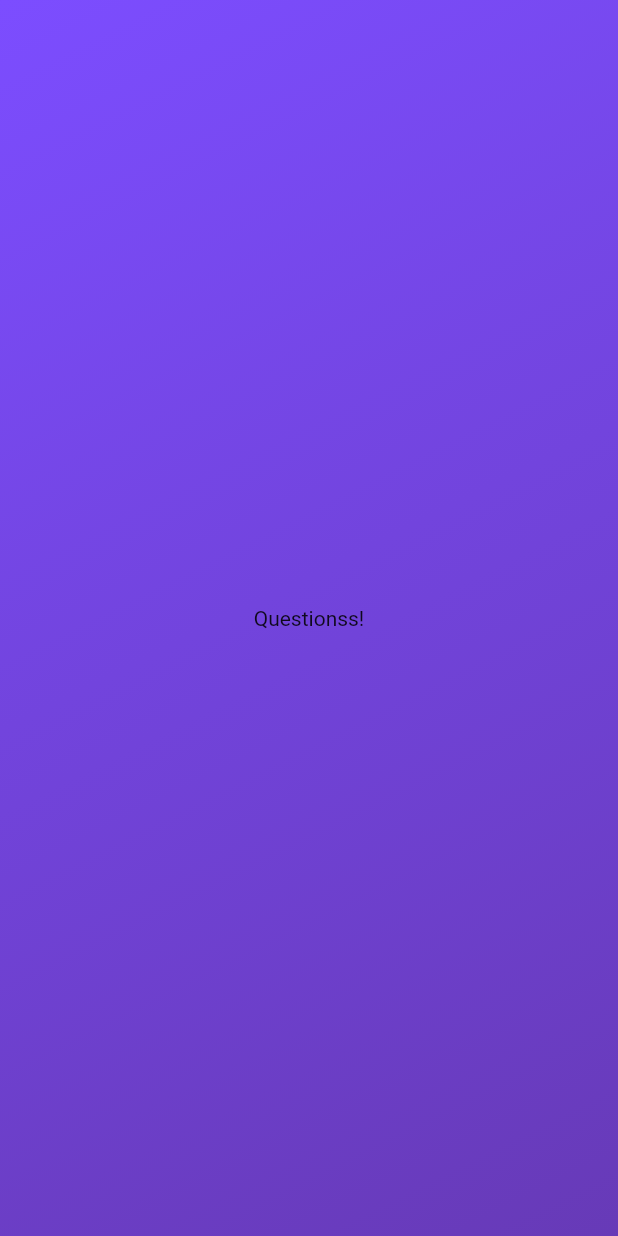
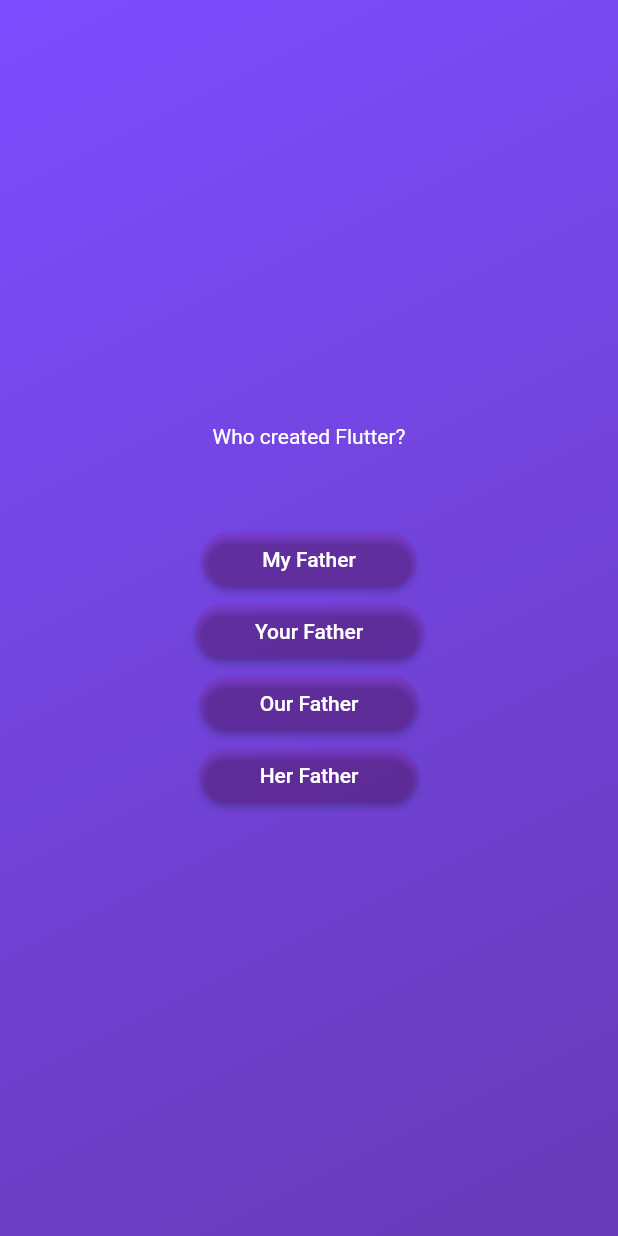
Before and after one commit to masif2002/quizzy, a Flutter app: the screen it shows after launch, after a tap on "Start Quiz", on a phone screen of 412 x 824 dp. Run offline on Flutter 3.47's test engine with Material 2 defaults, Android fonts, the phone set to English and light mode, and no system bars.

Commit message:
Created a question Model

```diff
--- /dev/null
+++ b/lib/choice_button.dart
@@ -0,0 +1,24 @@
+import 'package:flutter/material.dart';
+
+class ChoiceButton extends StatelessWidget {
+  const ChoiceButton(this.choice, {super.key});
+
+  final String choice;
+
+  @override
+  Widget build(BuildContext context) {
+    return ButtonTheme(
+      minWidth: 200,
+      child: ElevatedButton(
+        style: ElevatedButton.styleFrom(
+          padding: const EdgeInsets.symmetric(horizontal: 40, vertical: 10),
+          shape:
+              RoundedRectangleBorder(borderRadius: BorderRadius.circular(40)),
+          backgroundColor: const Color.fromARGB(31, 190, 18, 136)
+        ),
+        child: Text(choice),
+        onPressed: () {},
+      ),
+    );
+  }
+}
--- /dev/null
+++ b/lib/data/questions.dart
@@ -0,0 +1,14 @@
+import 'package:rapid_quiz/models/quiz_question.dart';
+
+var questions = [
+  QuizQuestion('Who created Flutter?',
+      ['My Father', 'Your Father', 'Our Father', 'Her Father']),
+  QuizQuestion('Who created Flutter?',
+      ['My Father', 'Your Father', 'Our Father', 'Her Father']),
+  QuizQuestion('Who created Flutter?',
+      ['My Father', 'Your Father', 'Our Father', 'Her Father']),
+  QuizQuestion('Who created Flutter?',
+      ['My Father', 'Your Father', 'Our Father', 'Her Father']),
+  QuizQuestion('Who created Flutter?',
+      ['My Father', 'Your Father', 'Our Father', 'Her Father']),
+];
--- /dev/null
+++ b/lib/models/quiz_question.dart
@@ -0,0 +1,6 @@
+class QuizQuestion {
+  QuizQuestion(this.question, this.answers);
+
+  final String question;
+  final List<String> answers;
+}
--- a/lib/question_screen.dart
+++ b/lib/question_screen.dart
@@ -1,4 +1,8 @@
 import 'package:flutter/material.dart';
+import 'package:rapid_quiz/choice_button.dart';
+
+import 'package:rapid_quiz/data/questions.dart';
+import 'package:rapid_quiz/space_between.dart';
 
 class QuestionScreen extends StatefulWidget {
   const QuestionScreen({super.key});
@@ -12,8 +16,21 @@
 class _QuestionScreenState extends State<QuestionScreen> {
   @override
   Widget build(BuildContext context) {
-    return const Center(
-      child: Text('Questionss!'),
+    var currentQuestion = questions[0];
+
+    return SizedBox(
+      width: double.infinity,
+      child: Column(
+        mainAxisAlignment: MainAxisAlignment.center,
+        children: [
+          Text(
+            currentQuestion.question,
+            style: const TextStyle(color: Colors.white),
+          ),
+          const SpaceBetween(),
+          ...currentQuestion.answers.map((choice) => ChoiceButton(choice))
+        ],
+      ),
     );
   }
 }
```
